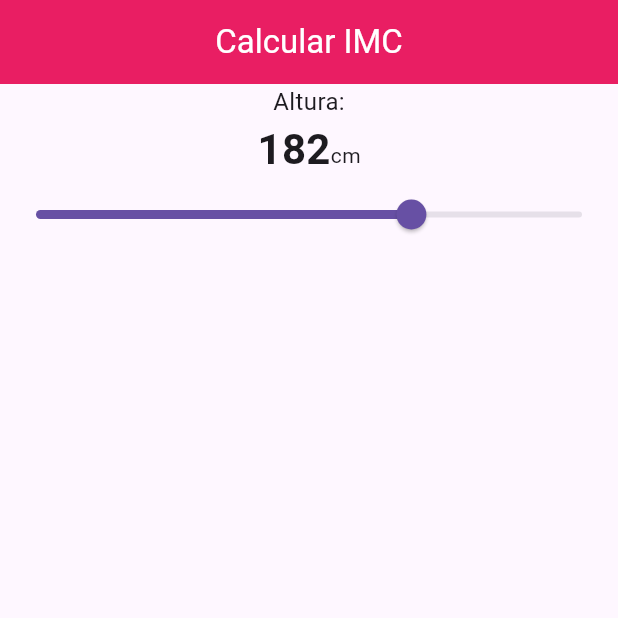
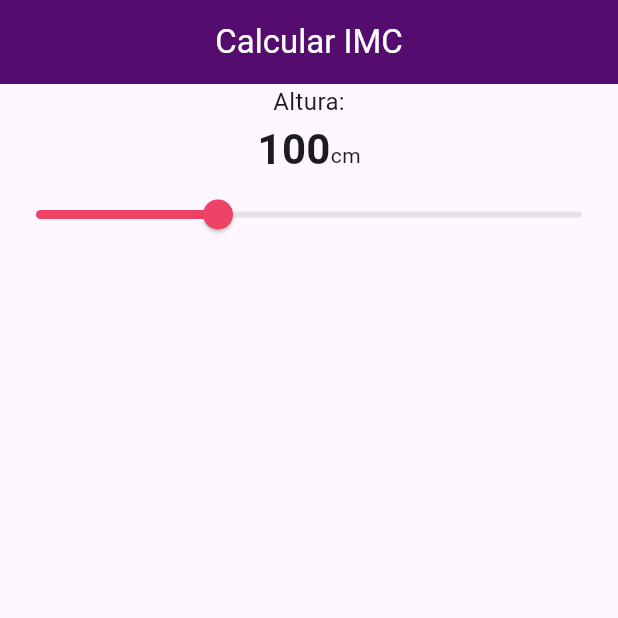
Before and after one commit to eeBarrionuevo/bmiapp_g9, a Flutter app: the screen it shows after launch, on a phone screen of 412 x 824 dp, the top half of it. Run offline on Flutter 3.47's test engine with Material 3 defaults, Android fonts, the phone set to English and light mode, and no system bars.

Commit message:
Mods Height Slider

```diff
--- a/lib/main.dart
+++ b/lib/main.dart
@@ -20,11 +20,15 @@ class HomePage extends StatefulWidget {
 }
 
 class _HomePageState extends State<HomePage> {
+
+  double height = 100.0;
+
+
   @override
   Widget build(BuildContext context) {
     return Scaffold(
       appBar: AppBar(
-        backgroundColor: Colors.pink,
+        backgroundColor: Color(0xff540d6e),
         centerTitle: true,
         title: Text(
           "Calcular IMC",
@@ -47,7 +51,7 @@ class _HomePageState extends State<HomePage> {
             textBaseline: TextBaseline.alphabetic,
             children: [
               Text(
-                "182",
+                height.toStringAsFixed(0),
                 style: TextStyle(
                   fontSize: 28.0,
                   fontWeight: FontWeight.bold,
@@ -63,10 +67,16 @@ class _HomePageState extends State<HomePage> {
             ],
           ),
           Slider(
-            value: 150,
+            value: height,
             min: 40,
-            max: 200,
-            onChanged: (double value) {},
+            max: 220,
+            activeColor: Color(0xffee4266),
+            onChanged: (double value) {
+              height = value;
+              setState(() {
+
+              });
+            },
           ),
         ],
       ),
```
